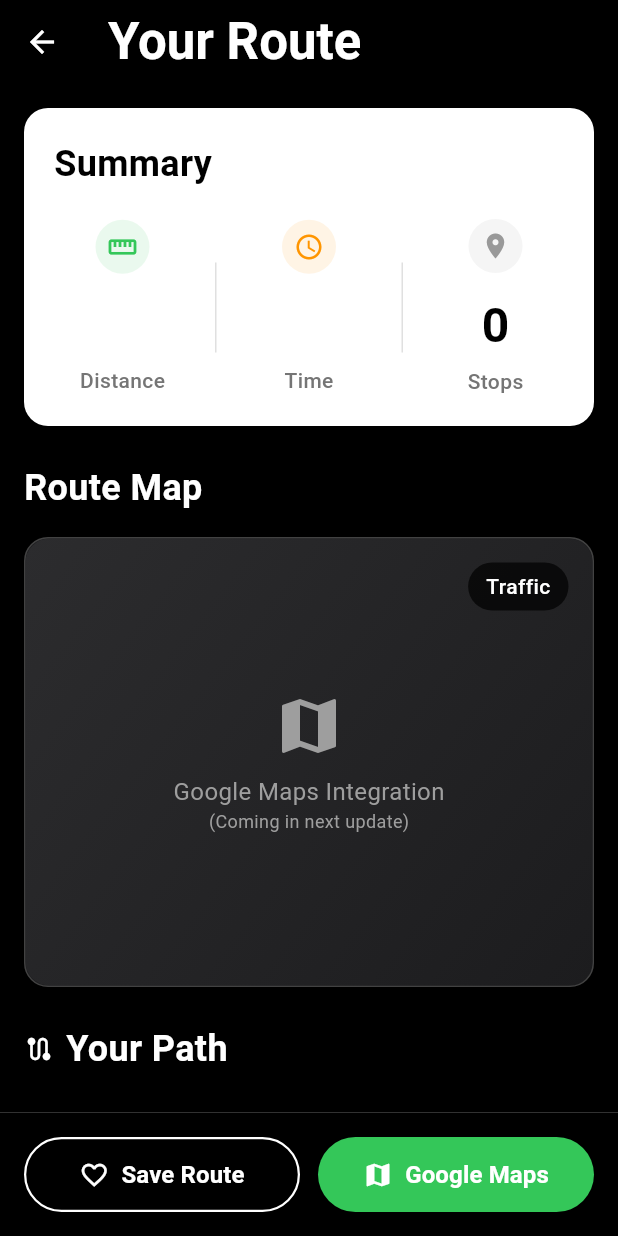
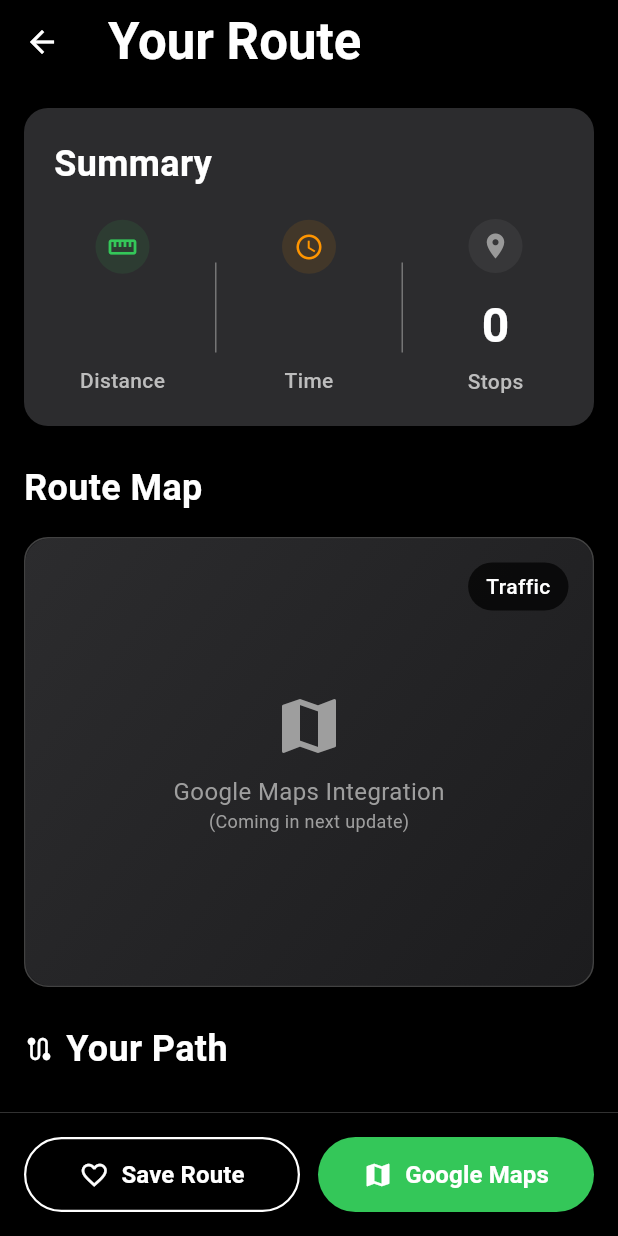
Before and after one commit to theaPAULo/driveless_flutter, a Flutter app: the RouteResultsScreen screen opened directly with empty values, on a phone screen of 412 x 824 dp. Run offline on Flutter 3.47's test engine with Material 3 defaults, Android fonts, the phone set to English and light mode, and no system bars; our stand-ins replace flutter_typeahead, geolocator, permission_handler.

Commit message:
route results to match iOS pt 2

```diff
--- a/lib/screens/route_results_screen.dart
+++ b/lib/screens/route_results_screen.dart
@@ -77,16 +77,16 @@ class RouteResultsScreen extends StatelessWidget {
     );
   }
 
-  // MARK: - Summary Card (White card matching iOS exactly)
+  // MARK: - Summary Card (Dark theme card)
   Widget _buildSummaryCard() {
     return Container(
       padding: const EdgeInsets.all(20),
       decoration: BoxDecoration(
-        color: Colors.white,  // White background like iOS
+        color: const Color(0xFF2C2C2E),  // Dark theme background
         borderRadius: BorderRadius.circular(16),
         boxShadow: [
           BoxShadow(
-            color: Colors.black.withOpacity(0.1),
+            color: Colors.black.withOpacity(0.3),
             blurRadius: 8,
             offset: const Offset(0, 2),
           ),
@@ -99,7 +99,7 @@ class RouteResultsScreen extends StatelessWidget {
           const Text(
             'Summary',
             style: TextStyle(
-              color: Colors.black,
+              color: Colors.white,  // White text for dark theme
               fontSize: 24,
               fontWeight: FontWeight.bold,
             ),
@@ -124,7 +124,7 @@ class RouteResultsScreen extends StatelessWidget {
               Container(
                 width: 1,
                 height: 60,
-                color: Colors.grey[300],
+                color: Colors.grey[600],  // Darker gray for dark theme
                 margin: const EdgeInsets.symmetric(horizontal: 16),
               ),
 
@@ -142,7 +142,7 @@ class RouteResultsScreen extends StatelessWidget {
               Container(
                 width: 1,
                 height: 60,
-                color: Colors.grey[300],
+                color: Colors.grey[600],  // Darker gray for dark theme
                 margin: const EdgeInsets.symmetric(horizontal: 16),
               ),
 
@@ -192,7 +192,7 @@ class RouteResultsScreen extends StatelessWidget {
         Text(
           value,
           style: const TextStyle(
-            color: Colors.black,
+            color: Colors.white,  // White text for dark theme
             fontSize: 32,
             fontWeight: FontWeight.bold,
           ),
@@ -204,7 +204,7 @@ class RouteResultsScreen extends StatelessWidget {
         Text(
           label,
           style: TextStyle(
-            color: Colors.grey[600],
+            color: Colors.grey[400],  // Light gray for dark theme
             fontSize: 14,
             fontWeight: FontWeight.w500,
           ),
```
